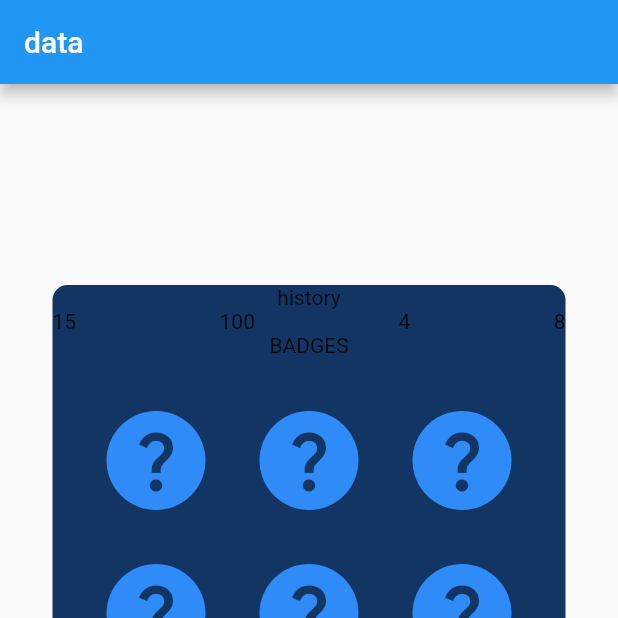
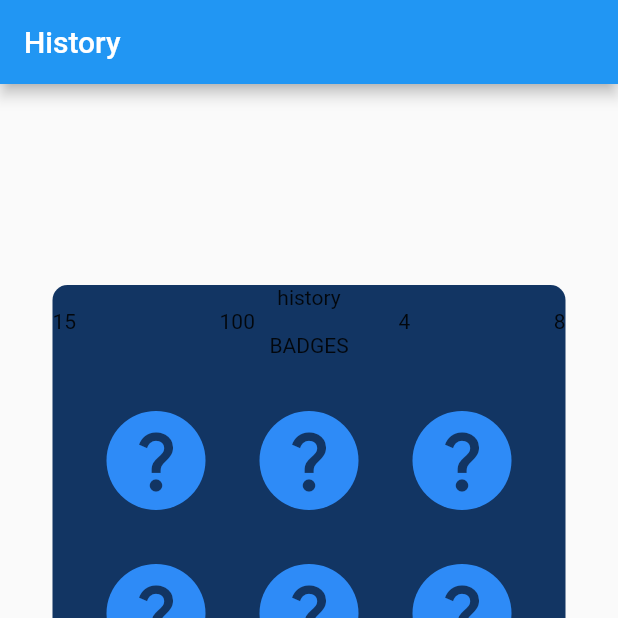
Before and after one commit to Nit89/frontle, a Flutter app: the screen it shows after launch, on a phone screen of 412 x 824 dp, the top half of it. Run offline on Flutter 3.47's test engine with Material 2 defaults, Android fonts, the light colour scheme and no system bars.

Commit message:
appbar text

```diff
--- a/lib/screens/historyscreen.dart
+++ b/lib/screens/historyscreen.dart
@@ -7,7 +7,7 @@ class History extends StatelessWidget {
   Widget build(BuildContext context) {
     return Scaffold(
       appBar: AppBar(
-        title: const Text("data"),
+        title: const Text("History"),
       ),
       body: Column(
         mainAxisAlignment: MainAxisAlignment.center,
```
